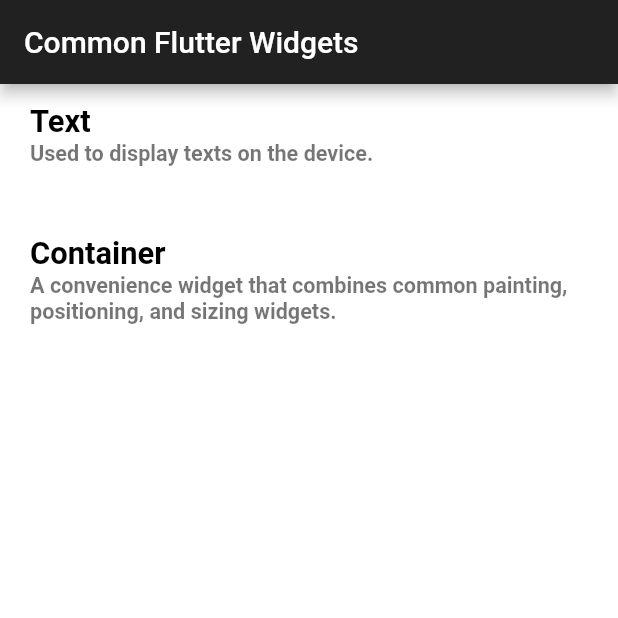
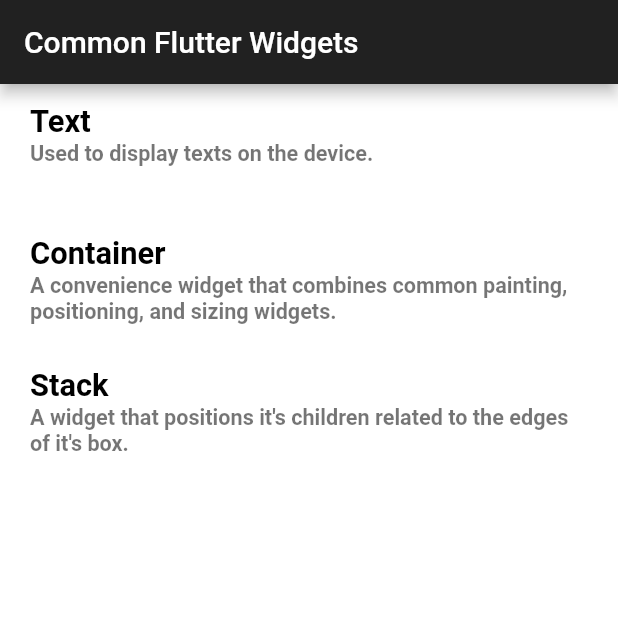
Before and after one commit to Alpha17-2/flutter_widgets, a Flutter app: the screen it shows after launch, on a phone screen of 412 x 824 dp, the top half of it. Run offline on Flutter 3.47's test engine with Material 2 defaults, Android fonts, the phone set to English and light mode, and no system bars; our stand-ins replace ionicons.

Commit message:
Added Stack Widget (initial stage)

```diff
--- a/lib/Screens/homeScreen.dart
+++ b/lib/Screens/homeScreen.dart
@@ -3,20 +3,25 @@ import 'package:flutter_widgets/Model/widgetDetail.dart';
 import 'package:flutter_widgets/Widgets/Container_Widget.dart';
 import 'package:flutter_widgets/Widgets/Text_Widget.dart';
 import 'package:flutter_widgets/helper/DeviceSize.dart';
+import '../Widgets/Stack_Widget.dart';
 
 class homeScreen extends StatelessWidget {
-
   final List<dynamic> widgetList = [
     Text_Widget(),
     Container_Widget(),
+    Stack_Widget(),
   ];
   final List<widgetDetail> widgetDetailList = [
     widgetDetail(
         title: 'Text', subtitle: 'Used to display texts on the device.'),
     widgetDetail(
-      title: 'Container',
-      subtitle: 'A convenience widget that combines common painting, positioning, and sizing widgets.'
-    ),
+        title: 'Container',
+        subtitle:
+            'A convenience widget that combines common painting, positioning, and sizing widgets.'),
+    widgetDetail(
+        title: 'Stack',
+        subtitle:
+            'A widget that positions it\'s children related to the edges of it\'s box.'),
   ];
   @override
   Widget build(BuildContext context) {
@@ -35,10 +40,10 @@ class homeScreen extends StatelessWidget {
             return ListTile(
               shape: RoundedRectangleBorder(
                 borderRadius: BorderRadius.circular(15),
-
               ),
               onTap: () {
-                Navigator.push(context, MaterialPageRoute(builder: (context)=>widgetList[index]));
+                Navigator.push(context,
+                    MaterialPageRoute(builder: (context) => widgetList[index]));
               },
               isThreeLine: true,
               title: Text(
--- /dev/null
+++ b/lib/Widgets/Stack_Widget.dart
@@ -0,0 +1,12 @@
+import 'package:flutter/material.dart';
+
+class Stack_Widget extends StatelessWidget {
+  @override
+  Widget build(BuildContext context) {
+    return Scaffold(
+      appBar: AppBar(
+        title: Text('Stack Widget'),
+      ),
+    );
+  }
+}
```
Also changed, not shown: pubspec.lock.
